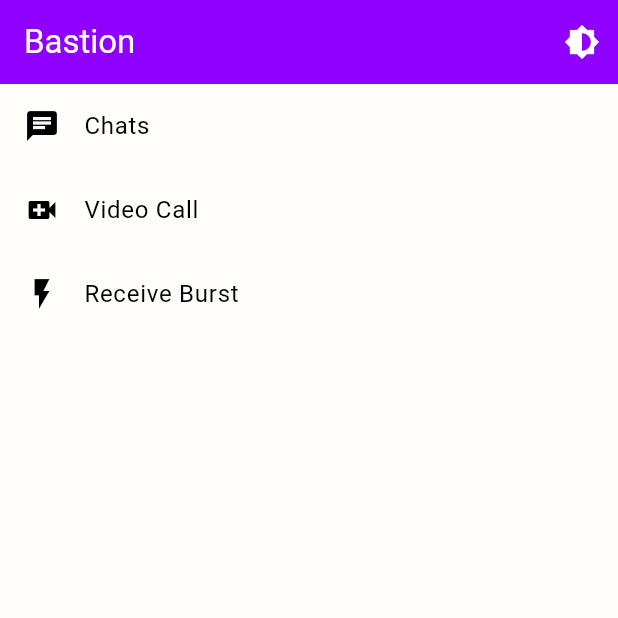
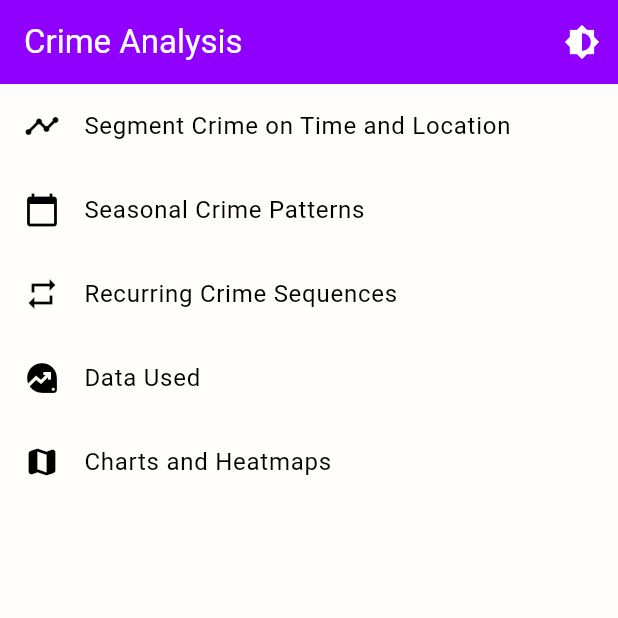
Before and after one commit to MRPHFitch/Mining-Crime-Analysis, a Flutter app: the HomePage screen opened by its route, on a phone screen of 412 x 824 dp, the top half of it. Run offline on Flutter 3.47's test engine with Material 3 defaults, Android fonts, the phone set to English and light mode, and no system bars; our stand-ins replace fl_chart.

Commit message:
Background adjustments

```diff
--- a/frontend/lib/main.dart
+++ b/frontend/lib/main.dart
@@ -38,7 +38,7 @@ class CrimeAnalysisAppState extends State<CrimeAnalysisApp>{
       theme: lightTheme,
       darkTheme: darkTheme,
       themeMode: theMode,
-      initialRoute: isCreated?'/login':'/account',
+      initialRoute: '/home',
       routes: {
         '/home': (context)=>HomePage(toggleTheme: toggleTheme),
         '/segment': (context)=>SegmentPage(),
@@ -47,7 +47,7 @@ class CrimeAnalysisAppState extends State<CrimeAnalysisApp>{
         '/data': (context)=>DataPage(),
         '/charts':(context)=>ChartsPage(),
       },
-      home: HomeScreen(toggleTheme: toggleTheme),
+      home: HomePage(toggleTheme: toggleTheme),
     );
   }
 }
@@ -92,7 +92,7 @@ class _HomeScreenState extends State<HomeScreen> {
   Widget build(BuildContext context) {
     return Scaffold(
       appBar: AppBar(
-        title: const Text("Crime Analysis to be done..."),
+        title: const Text("Crime Analysis"),
         centerTitle: true,
         actions: [
           IconButton(
--- a/frontend/lib/pages/home.dart
+++ b/frontend/lib/pages/home.dart
@@ -8,7 +8,7 @@ class HomePage extends StatelessWidget {
   Widget build(BuildContext context) {
     return Scaffold(
       appBar: AppBar(
-        title: Text('Bastion'),
+        title: Text('Crime Analysis'),
         automaticallyImplyLeading: false,
         actions: [
           IconButton(
@@ -20,22 +20,32 @@ class HomePage extends StatelessWidget {
       body: ListView(
         children: [
           ListTile(
-            leading: Icon(Icons.chat),
-            title: Text('Chats'),
-            onTap: () => Navigator.pushNamed(context, '/chats'),
+            leading: Icon(Icons.timeline),
+            title: Text("Segment Crime on Time and Location"),
+            onTap: ()=>Navigator.pushNamed(context, '/segment'),
           ),
           ListTile(
-            leading: Icon(Icons.video_call),
-            title: Text('Video Call'),
-            onTap: () => Navigator.pushNamed(context, '/video'),
+            leading: Icon(Icons.calendar_today),
+            title: Text("Seasonal Crime Patterns"),
+            onTap: ()=>Navigator.pushNamed(context, '/seasons'),
           ),
           ListTile(
-            leading: Icon(Icons.flash_on),
-            title: Text('Receive Burst'),
-            onTap: () => Navigator.pushNamed(context, '/burst'),
+            leading: Icon(Icons.repeat),
+            title: Text("Recurring Crime Sequences"),
+            onTap: ()=>Navigator.pushNamed(context, '/sequences'),
+          ),
+          ListTile(
+            leading: Icon(Icons.data_exploration),
+            title: Text("Data Used"),
+            onTap: ()=>Navigator.pushNamed(context, '/data'),
+          ),
+          ListTile(
+            leading: Icon(Icons.map_rounded),
+            title: Text("Charts and Heatmaps"),
+            onTap: ()=>Navigator.pushNamed(context, '/charts'),
           ),
         ],
-      ),
+      )
     );
   }
 }
--- a/frontend/pubspec.yaml
+++ b/frontend/pubspec.yaml
@@ -1,4 +1,4 @@
-name: comms
+name: crime_analysis
 description: "A new Flutter project."
 # The following line prevents the package from being accidentally published to
 # pub.dev using `flutter pub publish`. This is preferred for private packages.
```
Also changed, not shown: 16 other files.
